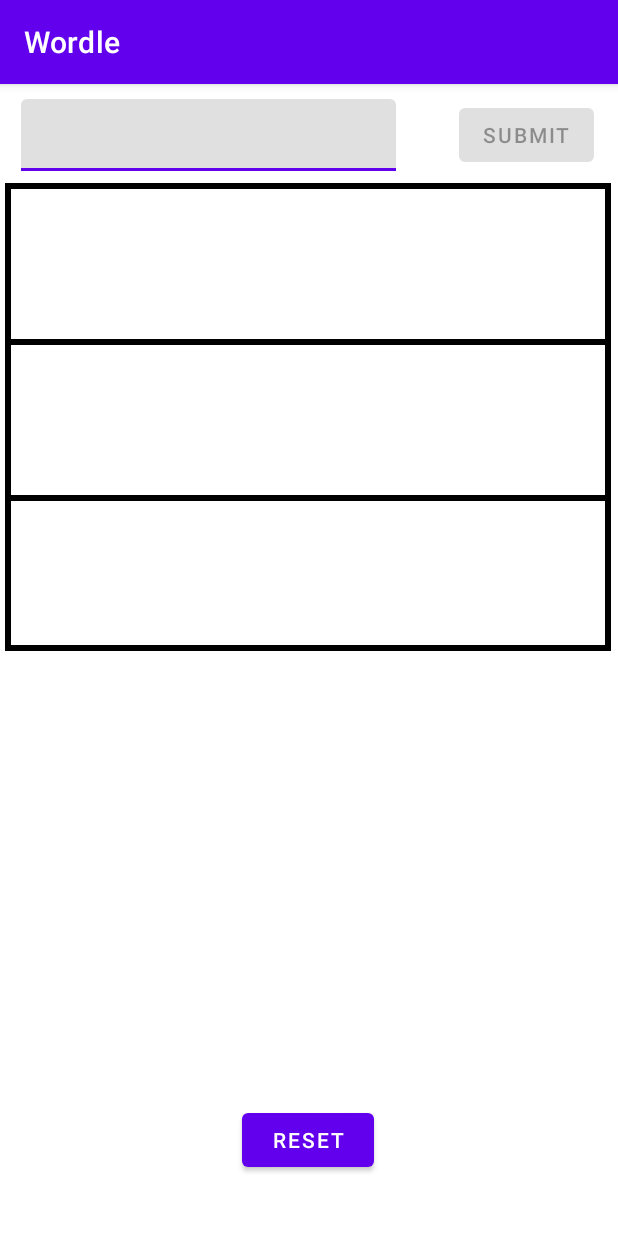
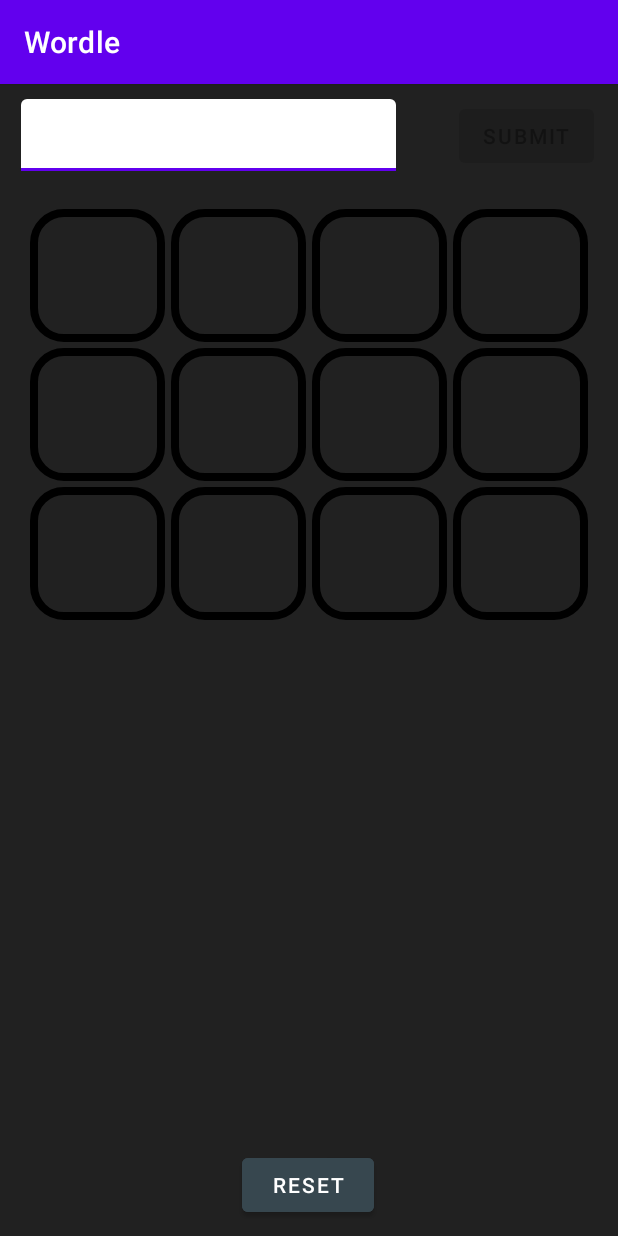
Before and after one commit to GigiOtoya/Wordle, an Android app: the screen it shows after launch (MainActivity), on a phone screen of 412 x 824 dp. Run offline under Robolectric (Android 15) with nearby library versions, the phone set to English and light mode, and no system bars.

Commit message:
layout update

```diff
--- a/app/src/main/java/com/example/wordle/MainActivity.kt
+++ b/app/src/main/java/com/example/wordle/MainActivity.kt
@@ -4,13 +4,11 @@ import androidx.appcompat.app.AppCompatActivity
 import android.os.Bundle
 import android.text.Editable
 import android.text.TextWatcher
-import android.widget.Button
-import android.widget.EditText
-import android.widget.Toast
+import android.widget.*
 
 class MainActivity : AppCompatActivity() {
     var wordToGuess = FourLetterWordList.getRandomFourLetterWord()
-
+    var tries = 0
     override fun onCreate(savedInstanceState: Bundle?) {
         super.onCreate(savedInstanceState)
         setContentView(R.layout.activity_main)
@@ -18,34 +16,46 @@ class MainActivity : AppCompatActivity() {
 
         val userInput = findViewById<EditText>(R.id.userInput)
         val submitBtn = findViewById<Button>(R.id.submitBtn)
+        val tvIDs = arrayOf(
+            arrayOf<Int>(R.id.r0c0,R.id.r0c1,R.id.r0c2,R.id.r0c3),
+            arrayOf<Int>(R.id.r1c0,R.id.r1c1,R.id.r1c2,R.id.r1c3),
+            arrayOf<Int>(R.id.r2c0,R.id.r2c1,R.id.r2c2,R.id.r2c3)
+        )
 
-        userInput.addTextChangedListener(object :
-        TextWatcher {
+        userInput.addTextChangedListener(object : TextWatcher {
             override fun beforeTextChanged(p0: CharSequence?, p1: Int, p2: Int, p3: Int) {
-
             }
-
             override fun onTextChanged(p0: CharSequence?, p1: Int, p2: Int, p3: Int) {
                 submitBtn.isEnabled = (p0 != null) && (p0.length == 4)
             }
             override fun afterTextChanged(p0: Editable?) {
             }
-
         })
 
         submitBtn.setOnClickListener {
             val word = userInput.text.toString().uppercase()
             println(word)
+            insertWord(word, tvIDs)
             if (word == wordToGuess){
-                Toast.makeText(it.context, "YEET", Toast.LENGTH_SHORT).show()
-                userInput.text = null
+                Toast.makeText(it.context, "Success", Toast.LENGTH_SHORT).show()
             }
-            else {
-                userInput.text = null
+            tries++
+            println(tries)
+            userInput.text = null
+            if (tries == 3) {
+                userInput.isEnabled = false
             }
         }
     }
+
+    private fun insertWord(word: String, ids: Array<Array<Int>>) {
+        for (i in 0..3){
+            val tv = findViewById<TextView>(ids[tries][i])
+            tv.text = word[i].toString()
+        }
+    }
     private fun checkGuess(guess: String) : String {
+
         var result = ""
         for (i in 0..3) {
             if (guess[i] == wordToGuess[i]) {
--- /dev/null
+++ b/app/src/main/res/drawable/rounded_corner.xml
@@ -0,0 +1,15 @@
+<?xml version="1.0" encoding="utf-8"?>
+<shape xmlns:android="http://schemas.android.com/apk/res/android">
+    <stroke
+        android:width="5dp"
+        android:color="@color/black"/>
+
+    <solid android:color="@color/gray_900" />
+
+    <padding
+        android:left="1dp"
+        android:right="1dp"
+        android:bottom="1dp"
+        android:top="1dp" />
+    <corners android:radius="20dp" />
+</shape>
--- a/app/src/main/res/layout/activity_main.xml
+++ b/app/src/main/res/layout/activity_main.xml
@@ -4,6 +4,7 @@
     xmlns:tools="http://schemas.android.com/tools"
     android:layout_width="match_parent"
     android:layout_height="match_parent"
+    android:background="@color/gray_900"
     tools:context=".MainActivity">
 
 
@@ -12,7 +13,7 @@
         android:layout_width="250dp"
         android:layout_height="48dp"
         android:layout_marginTop="10dp"
-        app:layout_constraintBottom_toTopOf="@+id/tableLayout"
+        android:backgroundTint="@color/white"
         app:layout_constraintEnd_toStartOf="@+id/submitBtn"
         app:layout_constraintHorizontal_bias="0.246"
         app:layout_constraintStart_toStartOf="parent"
@@ -23,6 +24,7 @@
             android:id="@+id/userInput"
             android:layout_width="match_parent"
             android:layout_height="match_parent"
+            android:backgroundTint="@color/white"
             android:hint="@string/hint"
             android:digits="abcdefghijklmnopqrstuvwxyzABCDEFGHIJKLMNOPQRSTUVWXYZ"
             android:inputType="text|textNoSuggestions"
@@ -46,167 +48,212 @@
         app:layout_constraintTop_toTopOf="parent"
         app:layout_constraintVertical_bias="0.029" />
 
+    <TableLayout
+        android:id="@+id/tableLayout"
+        android:layout_width="410dp"
+        android:layout_height="294dp"
+        android:gravity="center"
+        app:layout_constraintBottom_toTopOf="@+id/resetBtn"
+        app:layout_constraintEnd_toEndOf="parent"
+        app:layout_constraintStart_toStartOf="parent"
+        app:layout_constraintTop_toBottomOf="@id/userInputContainer"
+        app:layout_constraintVertical_bias="0.043">
+
+        <TableRow
+            android:id="@+id/r0"
+            android:layout_width="match_parent"
+            android:layout_height="100dp"
+            android:layout_marginTop="2dp"
+            android:layout_marginBottom="2dp"
+            android:gravity="center_horizontal">
+
+            <TextView
+                android:id="@+id/r0c0"
+                android:layout_width="90dp"
+                android:layout_height="wrap_content"
+                android:layout_column="1"
+                android:layout_marginHorizontal="2dp"
+                android:background="@drawable/rounded_corner"
+                android:text=""
+                android:textColor="@color/white"
+                android:textStyle="bold"
+                android:textAlignment="center"
+                android:textSize="65sp" />
+
+            <TextView
+                android:id="@+id/r0c1"
+                android:layout_width="90dp"
+                android:layout_height="wrap_content"
+                android:layout_column="2"
+                android:layout_marginHorizontal="2dp"
+                android:background="@drawable/rounded_corner"
+                android:text=""
+                android:textColor="@color/white"
+                android:textStyle="bold"
+                android:textAlignment="center"
+                android:textSize="65sp" />
+
+            <TextView
+                android:id="@+id/r0c2"
+                android:layout_width="90dp"
+                android:layout_height="wrap_content"
+                android:layout_column="3"
+                android:layout_marginHorizontal="2dp"
+                android:background="@drawable/rounded_corner"
+                android:text=""
+                android:textColor="@color/white"
+                android:textStyle="bold"
+                android:textAlignment="center"
+                android:textSize="65sp" />
+
+            <TextView
+                android:id="@+id/r0c3"
+                android:layout_width="90dp"
+                android:layout_height="wrap_content"
+                android:layout_column="4"
+                android:layout_marginHorizontal="2dp"
+                android:background="@drawable/rounded_corner"
+                android:text=""
+                android:textColor="@color/white"
+                android:textStyle="bold"
+                android:textAlignment="center"
+                android:textSize="65sp" />
+        </TableRow>
+        <TableRow
+            android:id="@+id/r1"
+            android:layout_width="match_parent"
+            android:layout_height="100dp"
+            android:layout_marginTop="2dp"
+            android:layout_marginBottom="2dp"
+            android:gravity="center_horizontal">
+
+            <TextView
+                android:id="@+id/r1c0"
+                android:layout_width="90dp"
+                android:layout_height="wrap_content"
+                android:layout_column="1"
+                android:layout_marginHorizontal="2dp"
+                android:background="@drawable/rounded_corner"
+                android:text=""
+                android:textColor="@color/white"
+                android:textStyle="bold"
+                android:textAlignment="center"
+                android:textSize="65sp" />
+
+            <TextView
+                android:id="@+id/r1c1"
+                android:layout_width="90dp"
+                android:layout_height="wrap_content"
+                android:layout_column="2"
+                android:layout_marginHorizontal="2dp"
+                android:background="@drawable/rounded_corner"
+                android:text=""
+                android:textColor="@color/white"
+                android:textStyle="bold"
+                android:textAlignment="center"
+                android:textSize="65sp" />
+
+            <TextView
+                android:id="@+id/r1c2"
+                android:layout_width="90dp"
+                android:layout_height="wrap_content"
+                android:layout_column="3"
+                android:layout_marginHorizontal="2dp"
+                android:background="@drawable/rounded_corner"
+                android:text=""
+                android:textColor="@color/white"
+                android:textStyle="bold"
+                android:textAlignment="center"
+                android:textSize="65sp" />
+
+            <TextView
+                android:id="@+id/r1c3"
+                android:layout_width="90dp"
+                android:layout_height="wrap_content"
+                android:layout_column="4"
+                android:layout_marginHorizontal="2dp"
+                android:background="@drawable/rounded_corner"
+                android:text=""
+                android:textColor="@color/white"
+                android:textStyle="bold"
+                android:textAlignment="center"
+                android:textSize="65sp" />
+        </TableRow>
+
+        <TableRow
+            android:id="@+id/r2"
+            android:layout_width="match_parent"
+            android:layout_height="100dp"
+            android:layout_marginTop="2dp"
+            android:layout_marginBottom="2dp"
+            android:gravity="center_horizontal">
+
+            <TextView
+                android:id="@+id/r2c0"
+                android:layout_width="90dp"
+                android:layout_height="wrap_content"
+                android:layout_column="1"
+                android:layout_marginHorizontal="2dp"
+                android:background="@drawable/rounded_corner"
+                android:text=""
+                android:textColor="@color/white"
+                android:textStyle="bold"
+                android:textAlignment="center"
+                android:textSize="65sp" />
+
+            <TextView
+                android:id="@+id/r2c1"
+                android:layout_width="90dp"
+                android:layout_height="wrap_content"
+                android:layout_column="2"
+                android:layout_marginHorizontal="2dp"
+                android:background="@drawable/rounded_corner"
+                android:text=""
+                android:textColor="@color/white"
+                android:textStyle="bold"
+                android:textAlignment="center"
+                android:textSize="65sp" />
+
+            <TextView
+                android:id="@+id/r2c2"
+                android:layout_width="90dp"
+                android:layout_height="wrap_content"
+                android:layout_column="3"
+                android:layout_marginHorizontal="2dp"
+                android:background="@drawable/rounded_corner"
+                android:text=""
+                android:textColor="@color/white"
+                android:textStyle="bold"
+                android:textAlignment="center"
+                android:textSize="65sp" />
+
+            <TextView
+                android:id="@+id/r2c3"
+                android:layout_width="90dp"
+                android:layout_height="wrap_content"
+                android:layout_column="4"
+                android:layout_marginHorizontal="2dp"
+                android:background="@drawable/rounded_corner"
+                android:text=""
+                android:textColor="@color/white"
+                android:textStyle="bold"
+                android:textAlignment="center"
+                android:textSize="65sp" />
+        </TableRow>
+
+    </TableLayout>
+
     <Button
         android:id="@+id/resetBtn"
         android:layout_width="wrap_content"
         android:layout_height="wrap_content"
-        android:layout_marginBottom="40dp"
+        android:layout_marginBottom="10dp"
         android:text="@string/reset"
+        android:backgroundTint="@color/blueGray_800"
         app:layout_constraintBottom_toBottomOf="parent"
         app:layout_constraintEnd_toEndOf="parent"
         app:layout_constraintHorizontal_bias="0.498"
-        app:layout_constraintStart_toStartOf="parent"
-        />
-
-    <TableLayout
-        android:id="@+id/tableLayout"
-        android:layout_width="404dp"
-        android:layout_height="312dp"
-        android:layout_marginTop="8dp"
-        android:background="@color/black"
-        app:layout_constraintEnd_toEndOf="parent"
-        app:layout_constraintHorizontal_bias="0.428"
-        app:layout_constraintStart_toStartOf="parent"
-        app:layout_constraintTop_toBottomOf="@id/userInputContainer">
-
-        <TableRow
-            android:id="@+id/row1"
-            android:layout_width="fill_parent"
-            android:layout_height="100dp"
-            android:layout_marginHorizontal="4dp"
-            android:layout_marginTop="4dp"
-            android:layout_marginBottom="2dp"
-            android:background="@color/white">
-
-            <TextView
-                android:id="@+id/r0c0"
-                android:layout_width="100dp"
-                android:layout_height="100dp"
-                android:layout_column="1"
-                android:text=""
-                android:textAlignment="center"
-                android:textSize="80sp" />
-
-            <TextView
-                android:id="@+id/r0c1"
-                android:layout_width="100dp"
-                android:layout_height="100dp"
-                android:layout_column="2"
-                android:text=""
-                android:textAlignment="center"
-                android:textSize="80sp" />
-
-            <TextView
-                android:id="@+id/r0c2"
-                android:layout_width="100dp"
-                android:layout_height="100dp"
-                android:layout_column="3"
-                android:text=""
-                android:textAlignment="center"
-                android:textSize="80sp" />
-
-            <TextView
-                android:id="@+id/r0c3"
-                android:layout_width="100dp"
-                android:layout_height="100dp"
-                android:layout_column="4"
-                android:text=""
-                android:textAlignment="center"
-                android:textSize="80sp" />
-        </TableRow>
-
-        <TableRow
-            android:id="@+id/row2"
-            android:layout_width="fill_parent"
-            android:layout_height="100dp"
-            android:layout_marginHorizontal="4dp"
-            android:layout_marginVertical="2dp"
-            android:background="@color/white">
-
-            <TextView
-                android:id="@+id/r1c0"
-                android:layout_width="100dp"
-                android:layout_height="100dp"
-                android:layout_column="1"
-                android:text=""
-                android:textAlignment="center"
-                android:textSize="80sp" />
-
-            <TextView
-                android:id="@+id/r1c1"
-                android:layout_width="100dp"
-                android:layout_height="100dp"
-                android:layout_column="2"
-                android:text=""
-                android:textAlignment="center"
-                android:textSize="80sp" />
-
-            <TextView
-                android:id="@+id/r1c2"
-                android:layout_width="100dp"
-                android:layout_height="100dp"
-                android:layout_column="3"
-                android:text=""
-                android:textAlignment="center"
-                android:textSize="80sp" />
-
-            <TextView
-                android:id="@+id/r1c3"
-                android:layout_width="100dp"
-                android:layout_height="100dp"
-                android:layout_column="4"
-                android:text=""
-                android:textAlignment="center"
-                android:textSize="80sp" />
-        </TableRow>
-
-        <TableRow
-            android:id="@+id/row3"
-            android:layout_width="fill_parent"
-            android:layout_height="100dp"
-            android:layout_marginHorizontal="4dp"
-            android:layout_marginTop="2dp"
-            android:layout_marginBottom="4dp"
-            android:background="@color/white">
-
-            <TextView
-                android:id="@+id/r2c0"
-                android:layout_width="100dp"
-                android:layout_height="100dp"
-                android:layout_column="1"
-                android:text=""
-                android:textAlignment="center"
-                android:textSize="80sp" />
-
-            <TextView
-                android:id="@+id/r2c1"
-                android:layout_width="100dp"
-                android:layout_height="100dp"
-                android:layout_column="2"
-                android:text=""
-                android:textAlignment="center"
-                android:textSize="80sp" />
-
-            <TextView
-                android:id="@+id/r2c2"
-                android:layout_width="100dp"
-                android:layout_height="100dp"
-                android:layout_column="3"
-                android:text=""
-                android:textAlignment="center"
-                android:textSize="80sp" />
-
-            <TextView
-                android:id="@+id/r2c3"
-                android:layout_width="100dp"
-                android:layout_height="100dp"
-                android:layout_column="4"
-                android:text=""
-                android:textAlignment="center"
-                android:textSize="80sp" />
-        </TableRow>
-
-    </TableLayout>
+        app:layout_constraintStart_toStartOf="parent" />
 
 
 </androidx.constraintlayout.widget.ConstraintLayout>
--- a/app/src/main/res/values/colors.xml
+++ b/app/src/main/res/values/colors.xml
@@ -7,4 +7,7 @@
     <color name="teal_700">#FF018786</color>
     <color name="black">#FF000000</color>
     <color name="white">#FFFFFFFF</color>
+    <color name="blueGray_800">#37474F</color>
+    <color name="blueGray_900">#263238</color>
+    <color name="gray_900">#212121</color>
 </resources>
```
